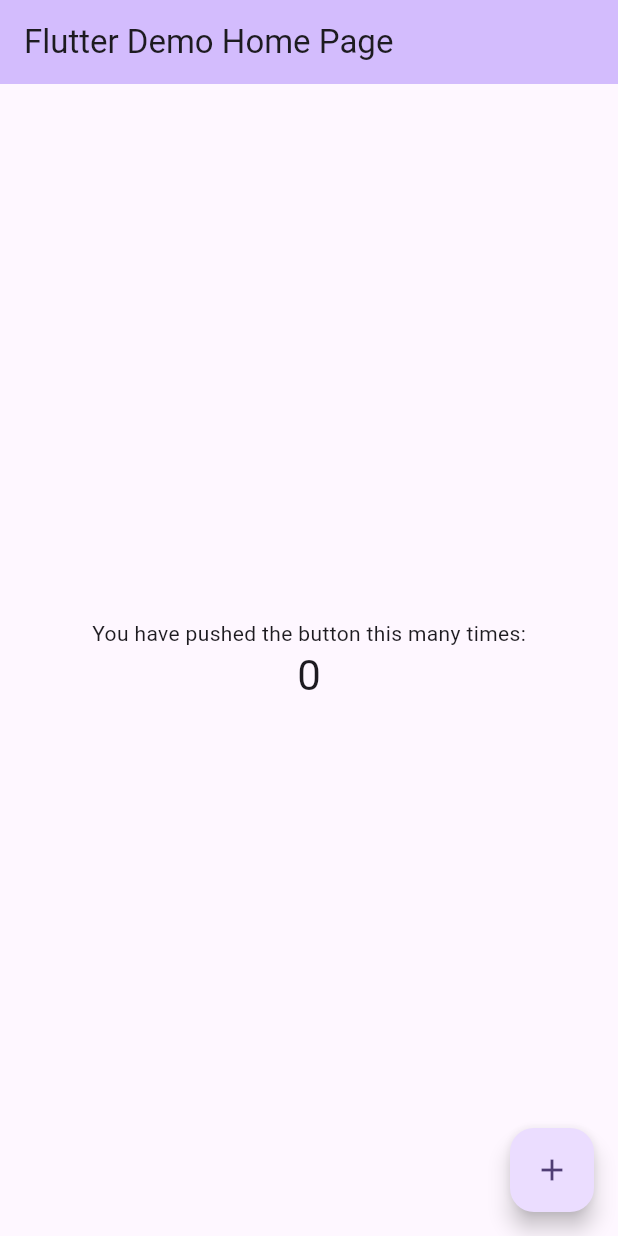
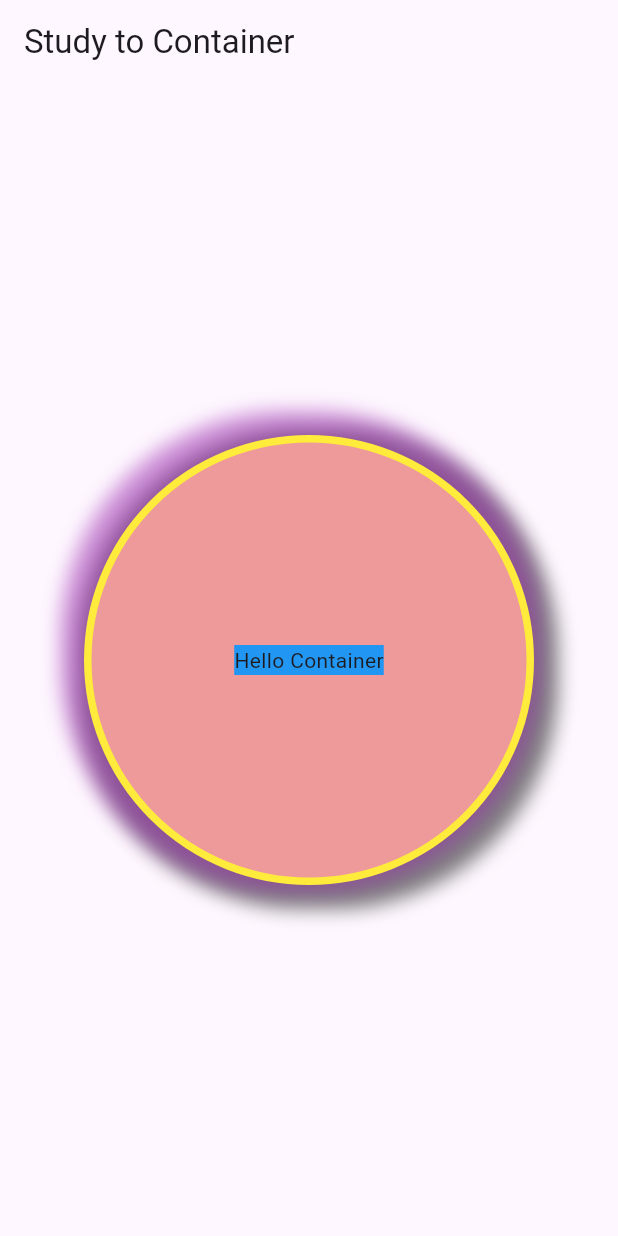
Before and after one commit to DeokWooAhn/flutter_study, a Flutter app: the screen it shows after launch, on a phone screen of 412 x 824 dp. Run offline on Flutter 3.47's test engine with Material 3 defaults, Android fonts, the phone set to English and light mode, and no system bars.

Commit message:
container study

```diff
--- a/test_flutter/lib/main.dart
+++ b/test_flutter/lib/main.dart
@@ -1,122 +1,54 @@
 import 'package:flutter/material.dart';
 
 void main() {
-  runApp(const MyApp());
+  runApp(
+    MaterialApp(
+      home: Scaffold(
+        appBar: AppBar(title: Text("Study to Container")),
+        body: CustomContainer(),
+      ),
+    ),
+  );
 }
 
-class MyApp extends StatelessWidget {
-  const MyApp({super.key});
+class CustomContainer extends StatelessWidget {
+  const CustomContainer({super.key});
 
-  // This widget is the root of your application.
   @override
   Widget build(BuildContext context) {
-    return MaterialApp(
-      title: 'Flutter Demo',
-      theme: ThemeData(
-        // This is the theme of your application.
-        //
-        // TRY THIS: Try running your application with "flutter run". You'll see
-        // the application has a purple toolbar. Then, without quitting the app,
-        // try changing the seedColor in the colorScheme below to Colors.green
-        // and then invoke "hot reload" (save your changes or press the "hot
-        // reload" button in a Flutter-supported IDE, or press "r" if you used
-        // the command line to start the app).
-        //
-        // Notice that the counter didn't reset back to zero; the application
-        // state is not lost during the reload. To reset the state, use hot
-        // restart instead.
-        //
-        // This works for code too, not just values: Most code changes can be
-        // tested with just a hot reload.
-        colorScheme: ColorScheme.fromSeed(seedColor: Colors.deepPurple),
+    return Center(
+      child: Container(
+        width: 300,
+        height: 300,
+        padding: EdgeInsets.fromLTRB(10, 12, 10, 12),
+        margin: EdgeInsets.symmetric(vertical: 12, horizontal: 10),
+        decoration: BoxDecoration(
+          color: Colors.red.shade200,
+          border: Border.all(
+            color: Colors.yellow,
+            width: 5,
+            style: BorderStyle.solid,
+          ),
+          borderRadius: BorderRadius.circular(150),
+          boxShadow: [
+            BoxShadow(
+              color: Colors.black.withValues(alpha: 0.5),
+              offset: Offset(6, 6),
+              blurRadius: 10,
+              spreadRadius: 10,
+            ),
+            BoxShadow(
+              color: Colors.purple.withValues(alpha: 0.5),
+              offset: Offset(-6, -6),
+              blurRadius: 10,
+              spreadRadius: 10,
+            ),
+          ],
+        ),
+        child: Center(
+          child: Container(color: Colors.blue, child: Text("Hello Container")),
+        ),
       ),
-      home: const MyHomePage(title: 'Flutter Demo Home Page'),
     );
   }
 }
-
-class MyHomePage extends StatefulWidget {
-  const MyHomePage({super.key, required this.title});
-
-  // This widget is the home page of your application. It is stateful, meaning
-  // that it has a State object (defined below) that contains fields that affect
-  // how it looks.
-
-  // This class is the configuration for the state. It holds the values (in this
-  // case the title) provided by the parent (in this case the App widget) and
-  // used by the build method of the State. Fields in a Widget subclass are
-  // always marked "final".
-
-  final String title;
-
-  @override
-  State<MyHomePage> createState() => _MyHomePageState();
-}
-
-class _MyHomePageState extends State<MyHomePage> {
-  int _counter = 0;
-
-  void _incrementCounter() {
-    setState(() {
-      // This call to setState tells the Flutter framework that something has
-      // changed in this State, which causes it to rerun the build method below
-      // so that the display can reflect the updated values. If we changed
-      // _counter without calling setState(), then the build method would not be
-      // called again, and so nothing would appear to happen.
-      _counter++;
-    });
-  }
-
-  @override
-  Widget build(BuildContext context) {
-    // This method is rerun every time setState is called, for instance as done
-    // by the _incrementCounter method above.
-    //
-    // The Flutter framework has been optimized to make rerunning build methods
-    // fast, so that you can just rebuild anything that needs updating rather
-    // than having to individually change instances of widgets.
-    return Scaffold(
-      appBar: AppBar(
-        // TRY THIS: Try changing the color here to a specific color (to
-        // Colors.amber, perhaps?) and trigger a hot reload to see the AppBar
-        // change color while the other colors stay the same.
-        backgroundColor: Theme.of(context).colorScheme.inversePrimary,
-        // Here we take the value from the MyHomePage object that was created by
-        // the App.build method, and use it to set our appbar title.
-        title: Text(widget.title),
-      ),
-      body: Center(
-        // Center is a layout widget. It takes a single child and positions it
-        // in the middle of the parent.
-        child: Column(
-          // Column is also a layout widget. It takes a list of children and
-          // arranges them vertically. By default, it sizes itself to fit its
-          // children horizontally, and tries to be as tall as its parent.
-          //
-          // Column has various properties to control how it sizes itself and
-          // how it positions its children. Here we use mainAxisAlignment to
-          // center the children vertically; the main axis here is the vertical
-          // axis because Columns are vertical (the cross axis would be
-          // horizontal).
-          //
-          // TRY THIS: Invoke "debug painting" (choose the "Toggle Debug Paint"
-          // action in the IDE, or press "p" in the console), to see the
-          // wireframe for each widget.
-          mainAxisAlignment: MainAxisAlignment.center,
-          children: <Widget>[
-            const Text('You have pushed the button this many times:'),
-            Text(
-              '$_counter',
-              style: Theme.of(context).textTheme.headlineMedium,
-            ),
-          ],
-        ),
-      ),
-      floatingActionButton: FloatingActionButton(
-        onPressed: _incrementCounter,
-        tooltip: 'Increment',
-        child: const Icon(Icons.add),
-      ), // This trailing comma makes auto-formatting nicer for build methods.
-    );
-  }
-}
```
Also changed, not shown: test_flutter/lib/main2.dart (added), 1 other file.
